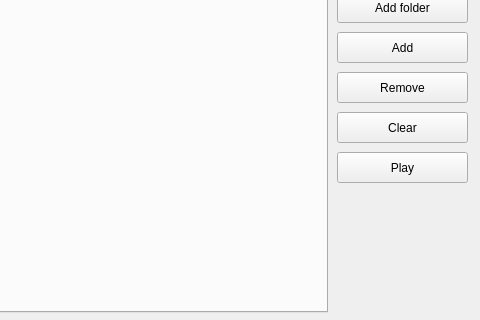
Before: the Qt Designer form mainwindow.ui in Soundux/Soundux, drawn with Qt 5; both pictures show x 493 to 973 and y 228 to 548 of the 973 by 548 pixel window.
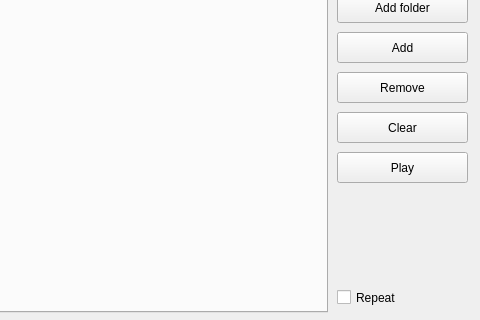
After: the same form once the commit is applied. Icons and pictures are not drawn.

Commit message: support wav and ogg files better implementation for volume slider ability to repeat the sound

```diff
--- a/mainwindow.ui
+++ b/mainwindow.ui
@@ -265,6 +265,19 @@
       <normaloff>.</normaloff>.</iconset>
     </property>
    </widget>
+   <widget class="QCheckBox" name="repeatCheckBox">
+    <property name="geometry">
+     <rect>
+      <x>830</x>
+      <y>510</y>
+      <width>81</width>
+      <height>31</height>
+     </rect>
+    </property>
+    <property name="text">
+     <string>Repeat</string>
+    </property>
+   </widget>
   </widget>
   <action name="actionExit">
    <property name="text">
```
The commit also changes 4 other files.
